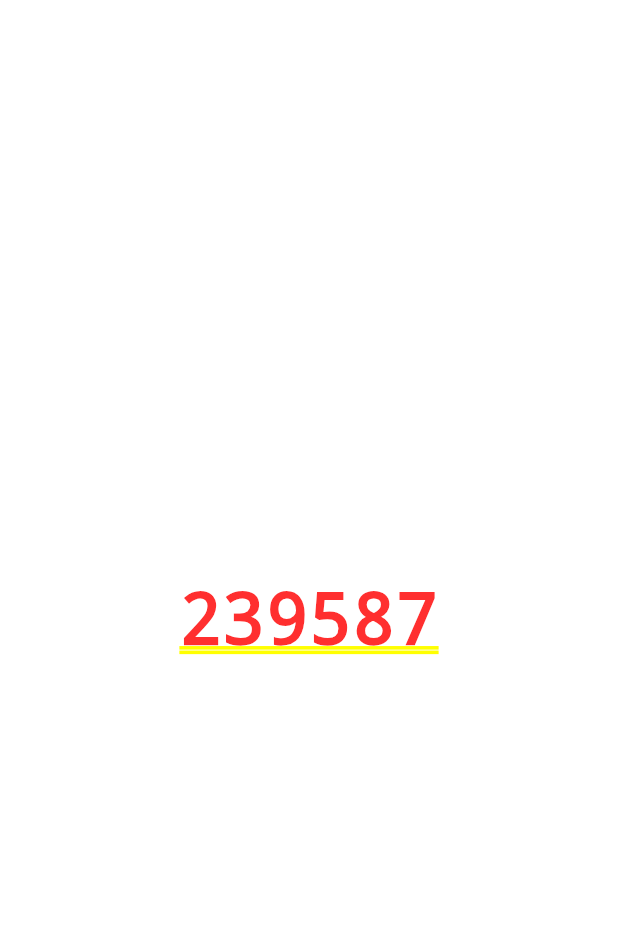
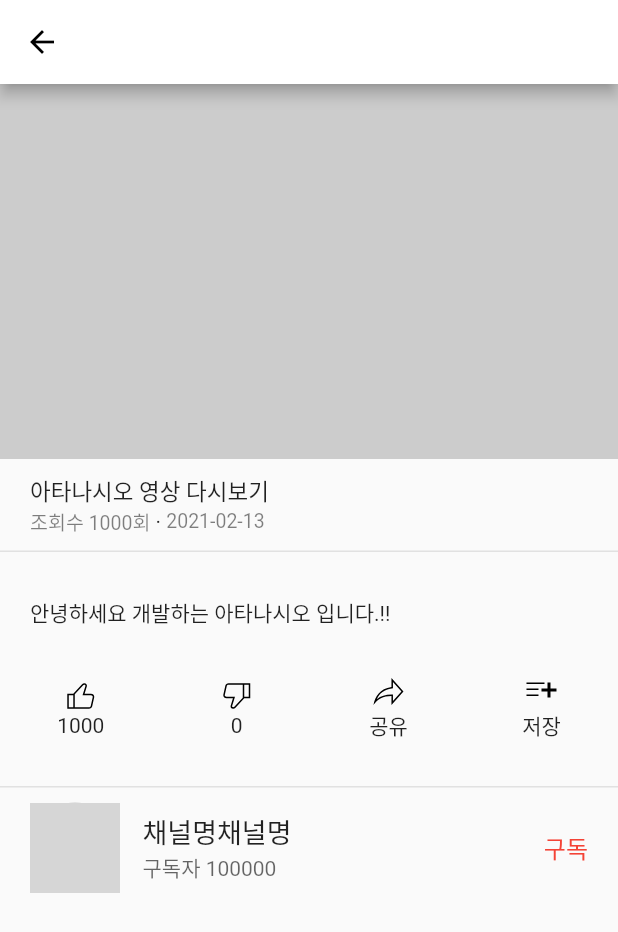
Before and after one commit to inma06/Flutter_Youtube_Clone_App, a Flutter app: the screen it shows after launch, after a tap on "아타 유튜브 다시 보기아타 유튜브 다시 보기아타 유튜브 다시 보기", on a phone screen of 412 x 824 dp. Shown: the top 932 px of the screen. Run offline on Flutter 3.47's test engine with Material 2 defaults, Android fonts, the phone set to English and light mode, and no system bars; our stand-ins replace flutter_svg, get; network calls fail; grey boxes are pictures that could not be loaded.

Commit message:
[Create]  - UI 완성.
 - TODO
   Youtube API 활용 영상가져오기

```diff
--- a/lib/src/components/youtube_bottom_sheet.dart
+++ b/lib/src/components/youtube_bottom_sheet.dart
@@ -26,7 +26,7 @@ class YoutubeBottomSheet extends StatelessWidget {
 
   /* 바텀시트 아이템 버튼 */
   Widget _itemButton(
-      {String icon, double iconSize, String label, Function onTap}) {
+      {String iconPath, double iconSize, String label, Function onTap}) {
     return InkWell(
       onTap: onTap,
       child: Row(
@@ -42,7 +42,7 @@ class YoutubeBottomSheet extends StatelessWidget {
               child: Container(
                 width: iconSize,
                 height: iconSize,
-                child: SvgPicture.asset("assets/svg/icons/$icon"),
+                child: SvgPicture.asset("assets/svg/icons/$iconPath"),
               ),
             ),
           ),
@@ -69,7 +69,7 @@ class YoutubeBottomSheet extends StatelessWidget {
             _header(),
             SizedBox(height: 10),
             _itemButton(
-                icon: "upload.svg",
+                iconPath: "upload.svg",
                 iconSize: 17,
                 label: "동영상 업로드",
                 onTap: () {
@@ -77,7 +77,7 @@ class YoutubeBottomSheet extends StatelessWidget {
                 }),
             SizedBox(height: 10),
             _itemButton(
-                icon: "broadcast.svg",
+                iconPath: "broadcast.svg",
                 iconSize: 25,
                 label: "실시간 스트리밍 시작",
                 onTap: () {
--- a/lib/src/components/youtube_detail.dart
+++ b/lib/src/components/youtube_detail.dart
@@ -1,14 +1,152 @@
+import 'package:flutter/cupertino.dart';
 import 'package:flutter/material.dart';
+import 'package:flutter_svg/flutter_svg.dart';
 import 'package:get/get.dart';
 
 class YoutubeDetail extends StatelessWidget {
   const YoutubeDetail({Key key}) : super(key: key);
 
+  Widget _titleZone() {
+    return Container(
+      padding: const EdgeInsets.symmetric(vertical: 10, horizontal: 20),
+      child: Column(
+        crossAxisAlignment: CrossAxisAlignment.stretch,
+        children: [
+          Text(
+            "아타나시오 영상 다시보기",
+            style: TextStyle(fontSize: 15),
+          ),
+          Row(
+            children: [
+              Text("조회수 1000회",
+                  style: TextStyle(
+                    fontSize: 13,
+                    color: Colors.black.withOpacity(0.5),
+                  )),
+              Text(" · "),
+              Text("2021-02-13",
+                  style: TextStyle(
+                    fontSize: 13,
+                    color: Colors.black.withOpacity(0.5),
+                  )),
+            ],
+          )
+        ],
+      ),
+    );
+  }
+
+  Widget _descriptionZone() {
+    return Padding(
+      padding: const EdgeInsets.symmetric(horizontal: 20, vertical: 30),
+      child: Text(
+        "안녕하세요 개발하는 아타나시오 입니다.!!",
+        style: TextStyle(
+          fontSize: 14,
+        ),
+      ),
+    );
+  }
+
+  Widget _buttonOne(String iconPath, String text) {
+    return Column(
+      children: [
+        SvgPicture.asset("assets/svg/icons/$iconPath"),
+        Text(text),
+      ],
+    );
+  }
+
+  Widget _buttonZone() {
+    return Row(
+      mainAxisAlignment: MainAxisAlignment.spaceAround,
+      children: [
+        _buttonOne("like.svg", "1000"),
+        _buttonOne("dislike.svg", "0"),
+        _buttonOne("share.svg", "공유"),
+        _buttonOne("save.svg", "저장"),
+      ],
+    );
+  }
+
+  Widget _ownerZone() {
+    return Container(
+      padding: const EdgeInsets.symmetric(vertical: 10, horizontal: 20),
+      child: Row(children: [
+        CircleAvatar(
+          radius: 30,
+          backgroundColor: Colors.grey.withOpacity(0.5),
+          backgroundImage: Image.network(
+                  "https://yt3.ggpht.com/ytc/AAUvwngEehZhnDTCZpvgqOgN2h0j-JXAI8d7SbODofu9gA=s88-c-k-c0x00ffffff-no-rj")
+              .image,
+        ),
+        SizedBox(
+          width: 15,
+        ),
+        Expanded(
+          child: Column(
+            crossAxisAlignment: CrossAxisAlignment.stretch,
+            children: [
+              Text(
+                "채널명채널명",
+                style: TextStyle(fontSize: 18),
+              ),
+              Text(
+                "구독자 100000",
+                style: TextStyle(
+                    fontSize: 14, color: Colors.black.withOpacity(0.6)),
+              ),
+            ],
+          ),
+        ),
+        GestureDetector(
+          child: Text(
+            "구독",
+            style: TextStyle(color: Colors.red, fontSize: 16),
+          ),
+        )
+      ]),
+    );
+  }
+
+  Widget get line => Container(
+        height: 1,
+        color: Colors.black.withOpacity(0.1),
+      );
+
+  Widget _description() {
+    return SingleChildScrollView(
+      child: Column(
+        crossAxisAlignment: CrossAxisAlignment.stretch,
+        children: [
+          _titleZone(),
+          line,
+          _descriptionZone(),
+          _buttonZone(),
+          SizedBox(
+            height: 30,
+          ),
+          line,
+          _ownerZone(),
+        ],
+      ),
+    );
+  }
+
   @override
   Widget build(BuildContext context) {
-    return Container(
-      child: Center(
-        child: Text(Get.parameters["videoId"]),
+    return Scaffold(
+      appBar: AppBar(),
+      body: Column(
+        children: [
+          Container(
+            height: 250,
+            color: Colors.grey.withOpacity(0.5),
+          ),
+          Expanded(
+            child: _description(),
+          )
+        ],
       ),
     );
   }
```
